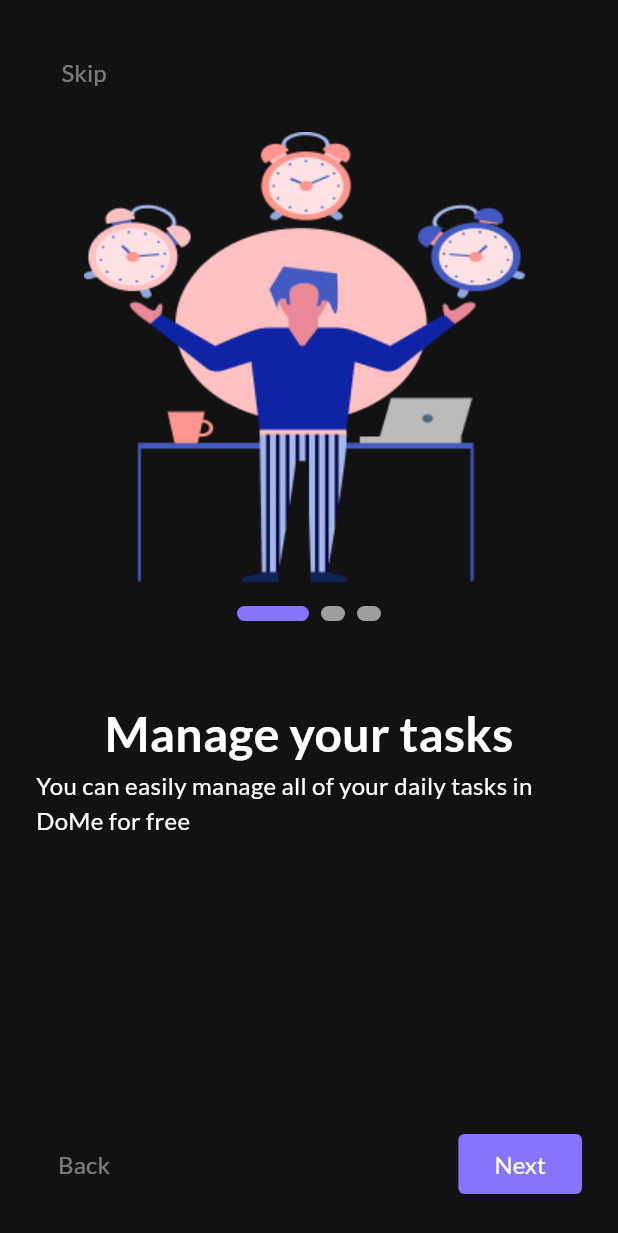
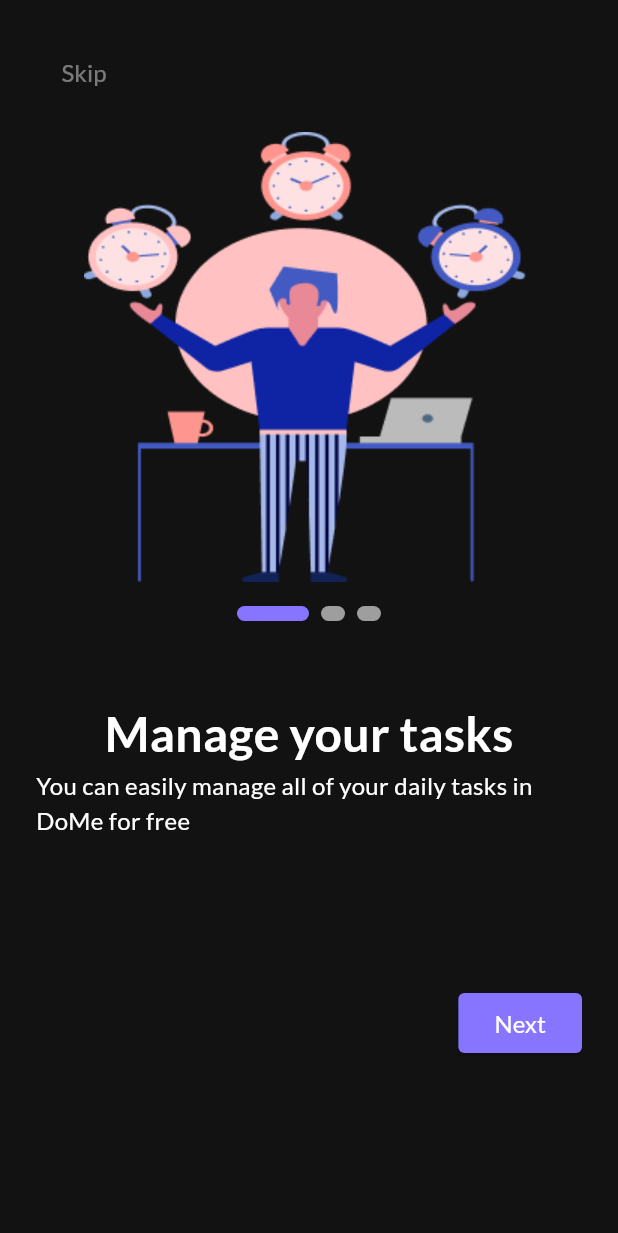
Before and after one commit to SalahLuha/to_do_app, a Flutter app: the OnBoardingScreens screen opened directly, on a phone screen of 412 x 824 dp. Shown: the top 1233 px of the screen. Run offline on Flutter 3.47's test engine with Material 3 defaults, Android fonts, the phone set to English and light mode, and no system bars; drawn by our look-alikes of smooth_page_indicator; our stand-ins replace google_fonts.

Commit message:
convert all button to widgets

```diff
--- /dev/null
+++ b/lib/features/auth/data/model/on_boarding_model.dart
@@ -0,0 +1,26 @@
+import '../../../../core/utils/app_assets.dart';
+import '../../../../core/utils/app_strings.dart';
+
+class OnBoardingModel {
+  final String imgPath;
+  final String title;
+  final String subTitle;
+
+  OnBoardingModel(
+      {required this.imgPath,
+        required this.title,
+        required this.subTitle,});
+  static List<OnBoardingModel> onBoardingScreens=[
+    OnBoardingModel(
+
+      imgPath: AppAssets.on1, title: AppString.onBoardingTitleOne, subTitle: AppString.onBoardingSubTitleOne,
+    ),
+    OnBoardingModel(
+      imgPath: AppAssets.on2, title: AppString.onBoardingTitleTwo, subTitle: AppString.onBoardingSubTitleTwo,
+    ),
+    OnBoardingModel(
+      imgPath: AppAssets.on3, title: AppString.onBoardingTitleThree, subTitle: AppString.onBoardingSubTitleThree,
+    ),
+
+  ];
+}
--- a/lib/features/auth/presentation/screens/on_boarding_screens/on_boarding_screens.dart
+++ b/lib/features/auth/presentation/screens/on_boarding_screens/on_boarding_screens.dart
@@ -1,13 +1,16 @@
 import 'package:flutter/material.dart';
 import 'package:google_fonts/google_fonts.dart';
-import 'package:to_do_app/core/utils/app_assets.dart';
 import 'package:to_do_app/core/utils/app_colors.dart';
+import 'package:to_do_app/features/auth/data/model/on_boarding_model.dart';
+import 'package:to_do_app/features/task/presentation/screens/widgets/elevated_button_widgets.dart';
+import 'package:to_do_app/features/task/presentation/screens/widgets/text_button_widgets.dart';
 import '../../../../../core/utils/app_strings.dart';
 import 'package:smooth_page_indicator/smooth_page_indicator.dart';
+
 class OnBoardingScreens extends StatelessWidget {
   OnBoardingScreens({super.key});
 
- PageController controller =  PageController();
+    PageController controller = PageController();
   @override
   Widget build(BuildContext context) {
     return SafeArea(
@@ -20,28 +23,32 @@ class OnBoardingScreens extends StatelessWidget {
             mainAxisAlignment: MainAxisAlignment.center,
             children: [
               Expanded(
-                child: PageView.builder(controller: controller,itemCount: 3,itemBuilder:(context, index) {
+                child: PageView.builder(
+                    controller: controller,
+                    itemCount: OnBoardingModel.onBoardingScreens.length,
+                    itemBuilder: (context, index) {
                       return Column(
-                    children: [ //skip text
-                      Align(
+                        children: [
+                          //skip text
+                          index!=2? Align(
                             alignment: Alignment.centerLeft,
-                        child: TextButton(
-                          child: Text(
-                            AppString.skip,
-                            style: GoogleFonts.lato(
-                              color: Colors.white.withOpacity(.44),
-                              fontSize: 16,
+                            child: TextButtonWidgets(
+                              text: AppString.skip,
+                              onTap: () {
+                                controller.jumpToPage(2);
+                              },
                             ),
+                          ):const SizedBox(height: 30,),
+                          const SizedBox(
+                            height: 16,
                           ),
-                          onPressed: () {},
-                        ),
-                      ),
-                      const SizedBox(height: 16,),
-
 
                           //image
-                      Image.asset(AppAssets.on1),
-                      const SizedBox(height: 16,),
+                          Image.asset(
+                              OnBoardingModel.onBoardingScreens[index].imgPath),
+                          const SizedBox(
+                            height: 16,
+                          ),
 
                           //dots
                           SmoothPageIndicator(
@@ -53,12 +60,13 @@ class OnBoardingScreens extends StatelessWidget {
                               spacing: 8,
                             ),
                           ),
-                      const SizedBox(height: 52,),
-
+                          const SizedBox(
+                            height: 52,
+                          ),
 
                           //title
                           Text(
-                        AppString.onBoardingTitleOne,
+                            OnBoardingModel.onBoardingScreens[index].title,
                             style: GoogleFonts.lato(
                               color: Colors.white,
                               fontWeight: FontWeight.bold,
@@ -67,51 +75,54 @@ class OnBoardingScreens extends StatelessWidget {
                           ),
                           //sub title
                           Text(
-                        AppString.onBoardingSubTitleOne,
+                            OnBoardingModel.onBoardingScreens[index].subTitle,
                             style: GoogleFonts.lato(
                               color: Colors.white,
                               fontSize: 16,
                             ),
                           ),
-                      const SizedBox(height: 100,),
-                    ],
-                  );
-                } ),
+                          const SizedBox(
+                            height: 100,
                           ),
-
                           //buttons
                           Row(
                             children: [
                               //back button
-                  TextButton(
-                    child: Text(
-                      AppString.back,
-                      style: GoogleFonts.lato(
-                        color: Colors.white.withOpacity(.44),
-                        fontSize: 16,
+                              index!=0? TextButtonWidgets(
+                                text:AppString.back,
+                                onTap: () {
+                                  controller.previousPage(
+                                      duration:
+                                          const Duration(milliseconds: 1000),
+                                      curve: Curves.fastLinearToSlowEaseIn);
+                                },
+                              ):Container(),
+                              const Spacer(),
+                              //next button
+                              index!=2? ElevatedButtonWidgets(
+                                text: AppString.next,
+                                onTap: (){
+                                  controller.nextPage(
+                                      duration:
+                                      const Duration(milliseconds: 1000),
+                                      curve: Curves.fastLinearToSlowEaseIn);
+                                },
+
+                              ):ElevatedButtonWidgets(
+                                text: AppString.getStarted,
+                                onTap: (){
+
+                                },
+                              ),
+                            ],
+                          )
+                        ],
+                      );
+                    },
                 ),
               ),
-                    onPressed: () {},
-                  ),
-                  const Spacer(),
-                  //next button
-                  ElevatedButton(
-                      style:ElevatedButton.styleFrom(
-                        backgroundColor: AppColors.primary,
-                        shape: RoundedRectangleBorder(
-                          borderRadius: BorderRadius.circular(4),
-                        ),
-                      ),
-                      onPressed: () {},
-                      child: Text(
-                        AppString.next,
-                        style: GoogleFonts.lato(
-                          color: Colors.white,
-                          fontSize: 16,
-                        ),
-                      ),),
-                ],
-              )
+
+
             ],
           ),
         ),
--- /dev/null
+++ b/lib/features/task/presentation/screens/widgets/elevated_button_widgets.dart
@@ -0,0 +1,33 @@
+
+import 'package:flutter/material.dart';
+import 'package:google_fonts/google_fonts.dart';
+
+import '../../../../../core/utils/app_colors.dart';
+
+class ElevatedButtonWidgets extends StatelessWidget {
+   ElevatedButtonWidgets({super.key,required this.text,this.onTap});
+   VoidCallback? onTap;
+   String text;
+
+
+  @override
+  Widget build(BuildContext context) {
+    return ElevatedButton(
+      style: ElevatedButton.styleFrom(
+        backgroundColor: AppColors.primary,
+        shape: RoundedRectangleBorder(
+          borderRadius: BorderRadius.circular(4),
+        ),
+      ),
+      onPressed: onTap,
+      child: Text(
+        text,
+        style: GoogleFonts.lato(
+          color: Colors.white,
+          fontSize: 16,
+        ),
+      ),
+
+    );
+  }
+}
--- /dev/null
+++ b/lib/features/task/presentation/screens/widgets/text_button_widgets.dart
@@ -0,0 +1,27 @@
+import 'package:flutter/material.dart';
+import 'package:google_fonts/google_fonts.dart';
+
+class TextButtonWidgets extends StatelessWidget {
+  TextButtonWidgets({super.key, required this.text, this.onTap});
+  String text;
+  VoidCallback? onTap;
+
+  @override
+  Widget build(BuildContext context) {
+    return TextButton(
+      style: TextButton.styleFrom(
+        shape: RoundedRectangleBorder(
+          borderRadius: BorderRadius.circular(4),
+        ),
+      ),
+      onPressed: onTap,
+      child: Text(
+        text,
+        style: GoogleFonts.lato(
+          color: Colors.white.withOpacity(.44),
+          fontSize: 16,
+        ),
+      ),
+    );
+  }
+}
```
Also changed, not shown: lib/features/auth/presentation/screens/splash_screen/splash_screen.dart (added, +49 -0 lines), lib/app/app.dart (line endings or trailing spaces). Lines whose indentation alone changed are shown as unchanged.
